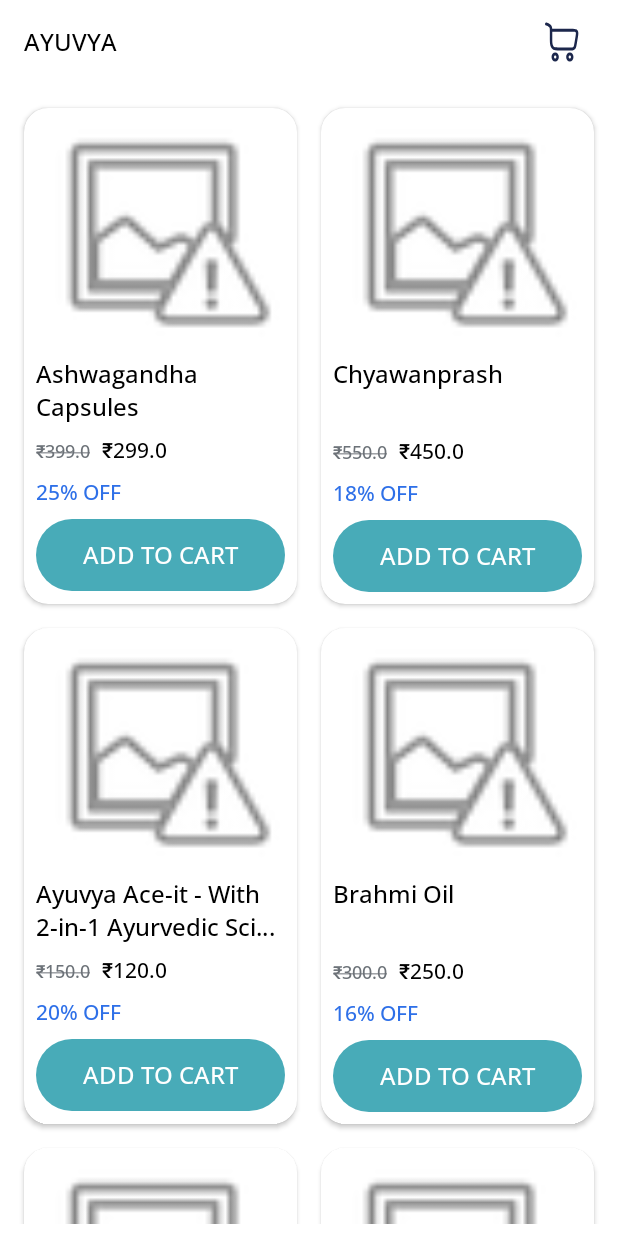
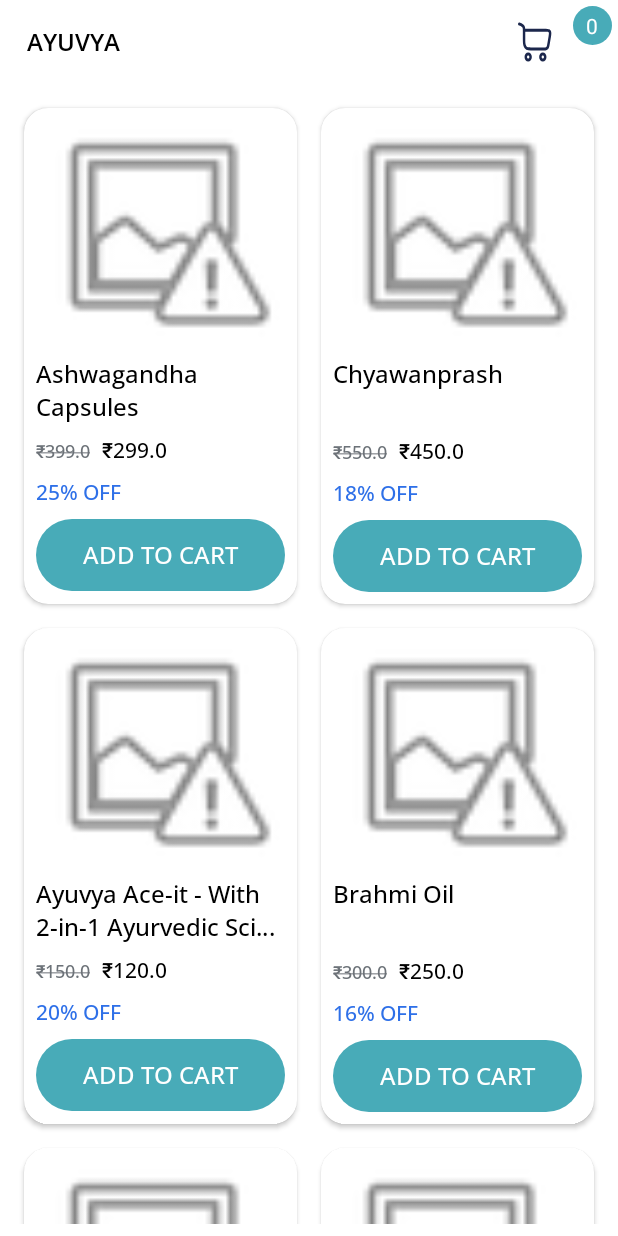
Before and after one commit to TheShivamPatel/Ayuvya_Assignment, an Android app: the screen it shows after launch (MainActivity), on a phone screen of 412 x 824 dp. Run offline under Robolectric (Android 15) with nearby library versions, the phone set to English and light mode, and no system bars; our stand-ins replace Room's generated code; pictures from the network do not load.

Commit message:
Live quantity update on cart icon

```diff
--- a/app/src/main/AndroidManifest.xml
+++ b/app/src/main/AndroidManifest.xml
@@ -2,7 +2,7 @@
 <manifest xmlns:android="http://schemas.android.com/apk/res/android"
     xmlns:tools="http://schemas.android.com/tools">
 
-    <uses-permission android:name="android.permission.INTERNET"/>
+    <uses-permission android:name="android.permission.INTERNET" />
 
     <application
         android:allowBackup="true"
@@ -14,6 +14,9 @@
         android:supportsRtl="true"
         android:theme="@style/Theme.AyuvyaAssignment"
         tools:targetApi="31">
+        <activity
+            android:name=".productDetails.ProductDetailActivity"
+            android:exported="false" />
         <activity
             android:name=".cart.CartActivity"
             android:exported="false" />
--- a/app/src/main/java/com/ayuvyaassignment/android/home/MainActivity.kt
+++ b/app/src/main/java/com/ayuvyaassignment/android/home/MainActivity.kt
@@ -5,6 +5,7 @@ import android.os.Bundle
 import android.view.View
 import androidx.appcompat.app.AppCompatActivity
 import androidx.core.content.ContextCompat
+import androidx.lifecycle.Observer
 import androidx.lifecycle.ViewModelProvider
 import androidx.recyclerview.widget.GridLayoutManager
 import com.ayuvyaassignment.android.R
@@ -34,13 +35,21 @@ class MainActivity : AppCompatActivity() {
         binding = ActivityMainBinding.inflate(layoutInflater)
         setContentView(binding.root)
         setUpViewModel()
+        setUpObserver()
         setUpToolbar()
         setUpStatusBar()
         setUpProductRecyclerview()
     }
 
+    private fun setUpObserver() {
+        viewModel.cartProductCount.observe(this, Observer { count ->
+            binding.toolBar.cartCount.text = count.toString()
+        })
+    }
+
     private fun setUpToolbar() {
         binding.toolBar.toolbarBackIcon.visibility = View.GONE
+        binding.toolBar.cartCount.visibility = View.VISIBLE
         binding.toolBar.toolbarTitle.text = getString(R.string.ayuvya)
         binding.toolBar.toolbarIconMore.setOnClickListener {
             startActivity(Intent(this, CartActivity::class.java))
@@ -80,6 +89,7 @@ class MainActivity : AppCompatActivity() {
                     )
                     viewModel.insertToCart(cart)
                 }
+
                 override fun updateQuantity(productId: Int, newQuantity: Int) {
                     viewModel.updateCartQuantity(productId, newQuantity)
                 }
--- a/app/src/main/java/com/ayuvyaassignment/android/repository/MainRepo.kt
+++ b/app/src/main/java/com/ayuvyaassignment/android/repository/MainRepo.kt
@@ -1,5 +1,6 @@
 package com.ayuvyaassignment.android.repository
 
+import androidx.lifecycle.LiveData
 import com.ayuvyaassignment.android.model.Product
 import com.ayuvyaassignment.android.roomDb.CartDao
 import com.ayuvyaassignment.android.roomDb.CartData
@@ -9,6 +10,8 @@ class MainRepo(private val cartDao: CartDao) {
     suspend fun addToCart(cartData: CartData) = cartDao.insert(cartData)
 
     suspend fun removeFromCart(cartData: CartData) = cartDao.delete(cartData)
+
+    fun getDistinctProductCount() : LiveData<Int> = cartDao.getDistinctProductCount()
 
     suspend fun updateCartItemQuantity(productId: Int, quantity: Int) =
         cartDao.updateQuantity(productId, quantity)
--- a/app/src/main/java/com/ayuvyaassignment/android/roomDb/CartDao.kt
+++ b/app/src/main/java/com/ayuvyaassignment/android/roomDb/CartDao.kt
@@ -18,9 +18,9 @@ interface CartDao {
     @Query("SELECT * FROM ayuvya_cart_table")
     fun getAllCartItems(): LiveData<List<CartData>>
 
-    @Query("DELETE FROM ayuvya_cart_table")
-    suspend fun clearCart()
-
     @Query("DELETE FROM ayuvya_cart_table WHERE productId = :productId")
     suspend fun deleteByProductId(productId: Int)
+
+    @Query("SELECT COUNT(DISTINCT productId) FROM ayuvya_cart_table")
+    fun getDistinctProductCount(): LiveData<Int>
 }
--- a/app/src/main/java/com/ayuvyaassignment/android/viewModel/MainViewModel.kt
+++ b/app/src/main/java/com/ayuvyaassignment/android/viewModel/MainViewModel.kt
@@ -1,5 +1,6 @@
 package com.ayuvyaassignment.android.viewModel
 
+import androidx.lifecycle.LiveData
 import androidx.lifecycle.ViewModel
 import androidx.lifecycle.ViewModelProvider
 import androidx.lifecycle.viewModelScope
@@ -9,6 +10,8 @@ import com.ayuvyaassignment.android.roomDb.CartData
 import kotlinx.coroutines.launch
 
 class MainViewModel(private val repo: MainRepo) : ViewModel() {
+
+    val cartProductCount: LiveData<Int> = repo.getDistinctProductCount()
 
     val allProduct = mutableListOf<Product>()
 
--- a/app/src/main/res/layout/toolbar_item.xml
+++ b/app/src/main/res/layout/toolbar_item.xml
@@ -19,27 +19,41 @@
 
     <TextView
         android:id="@+id/toolbar_title"
+        style="@style/bodyLarge"
         android:layout_width="0dp"
         android:layout_height="match_parent"
         android:text="@string/app_name"
-        style="@style/bodyLarge"
         app:layout_constraintBottom_toBottomOf="parent"
-        app:layout_constraintEnd_toStartOf="@id/toolbarIconMore"
+        app:layout_constraintEnd_toStartOf="@+id/toolbarIconMore"
         app:layout_constraintStart_toEndOf="@id/toolbar_back_icon"
         app:layout_constraintTop_toTopOf="parent"
-        app:layout_goneMarginStart="@dimen/size_16" />
+        app:layout_goneMarginStart="@dimen/size_18"
+        android:fontFamily="@font/open_sans_semibold"/>
 
     <ImageView
         android:id="@+id/toolbarIconMore"
         android:layout_width="@dimen/size_50"
         android:layout_height="0dp"
-        android:layout_marginEnd="@dimen/size_12"
         android:padding="@dimen/size_12"
+        android:scaleType="fitXY"
+        android:layout_marginEnd="@dimen/size_30"
         android:src="@drawable/icon_cart"
         android:visibility="visible"
-        android:scaleType="fitXY"
         app:layout_constraintBottom_toBottomOf="parent"
         app:layout_constraintEnd_toEndOf="parent"
         app:layout_constraintTop_toTopOf="parent" />
 
+    <TextView
+        android:id="@+id/cartCount"
+        android:layout_width="@dimen/size_26"
+        android:layout_height="@dimen/size_26"
+        android:background="@drawable/rounded_primary_button_bg"
+        android:gravity="center"
+        android:text="1"
+        android:visibility="gone"
+        android:layout_marginTop="@dimen/size_4"
+        android:textColor="@color/white"
+        app:layout_constraintStart_toEndOf="@+id/toolbarIconMore"
+        app:layout_constraintTop_toTopOf="@+id/toolbarIconMore" />
+
 </androidx.constraintlayout.widget.ConstraintLayout>
```
Also changed, not shown: app/src/main/java/com/ayuvyaassignment/android/productDetails/ProductDetailActivity.kt (added, +23 -0 lines), app/src/main/res/layout/activity_product_detail.xml (added, +10 -0 lines).
